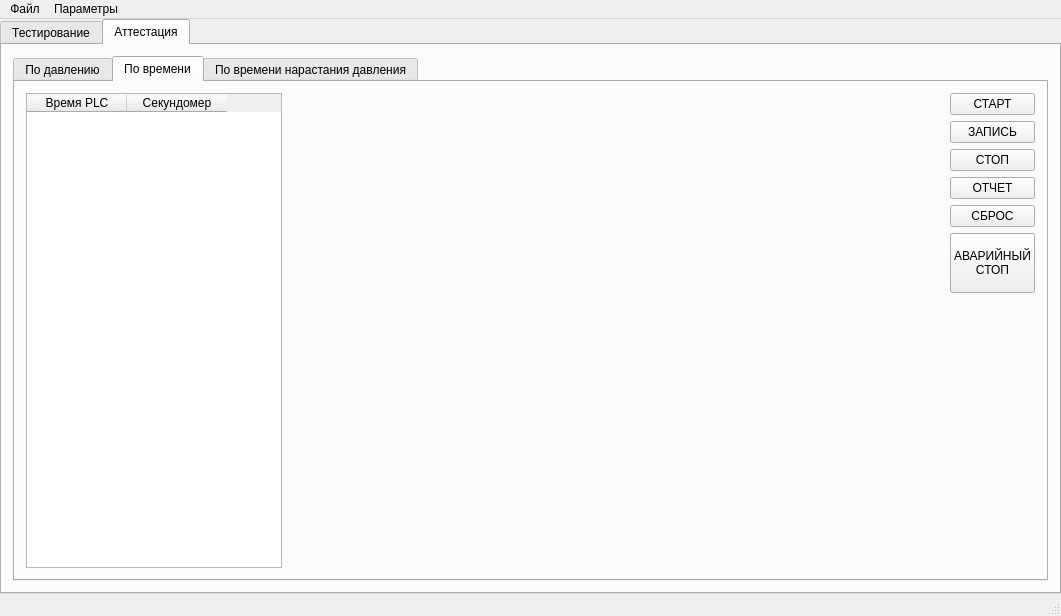
The window that main_window.ui (firef0xff/ttm25) describes before a commit, drawn with Qt 5.
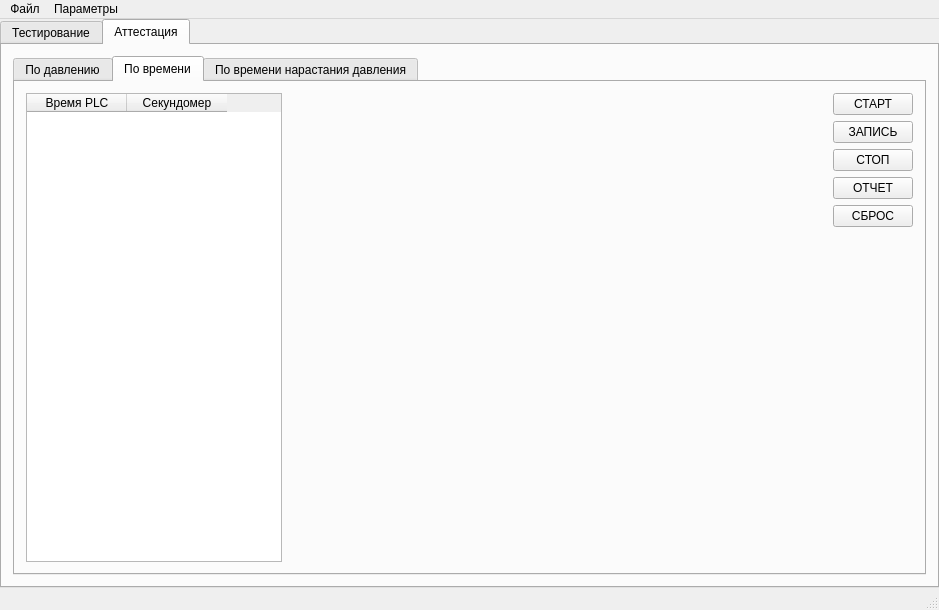
The same window after the commit. The open tabs and pages were chosen to show the change.

The edit to the form file:
```diff
--- a/main_window.ui
+++ b/main_window.ui
@@ -9,8 +9,8 @@
    <rect>
     <x>0</x>
     <y>0</y>
-    <width>1061</width>
-    <height>616</height>
+    <width>864</width>
+    <height>574</height>
    </rect>
   </property>
   <property name="windowTitle">
@@ -1386,20 +1386,6 @@
                 </property>
                </widget>
               </item>
-              <item>
-               <widget class="QPushButton" name="bATTerm">
-                <property name="minimumSize">
-                 <size>
-                  <width>0</width>
-                  <height>60</height>
-                 </size>
-                </property>
-                <property name="text">
-                 <string>АВАРИЙНЫЙ
-СТОП</string>
-                </property>
-               </widget>
-              </item>
               <item>
                <spacer name="verticalSpacer_3">
                 <property name="orientation">
@@ -1601,8 +1587,8 @@
     <rect>
      <x>0</x>
      <y>0</y>
-     <width>1061</width>
-     <height>19</height>
+     <width>864</width>
+     <height>21</height>
     </rect>
    </property>
    <widget class="QMenu" name="menu">
```
Left out of the diff: 18 changed lines with no effect on the pictures.
